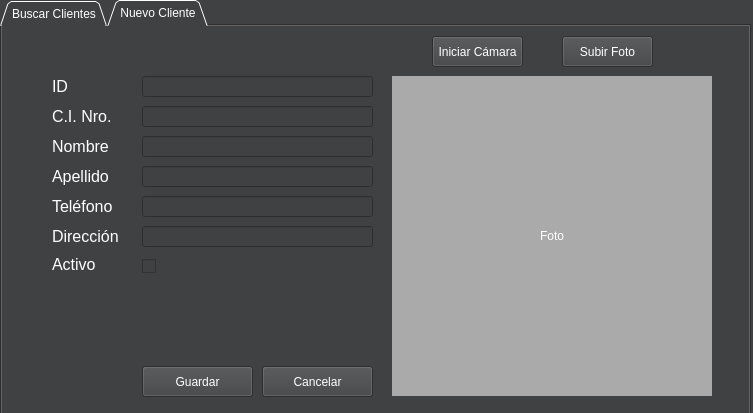
Old version of the form cliente.ui in the repository nbenitz/fece_reco.
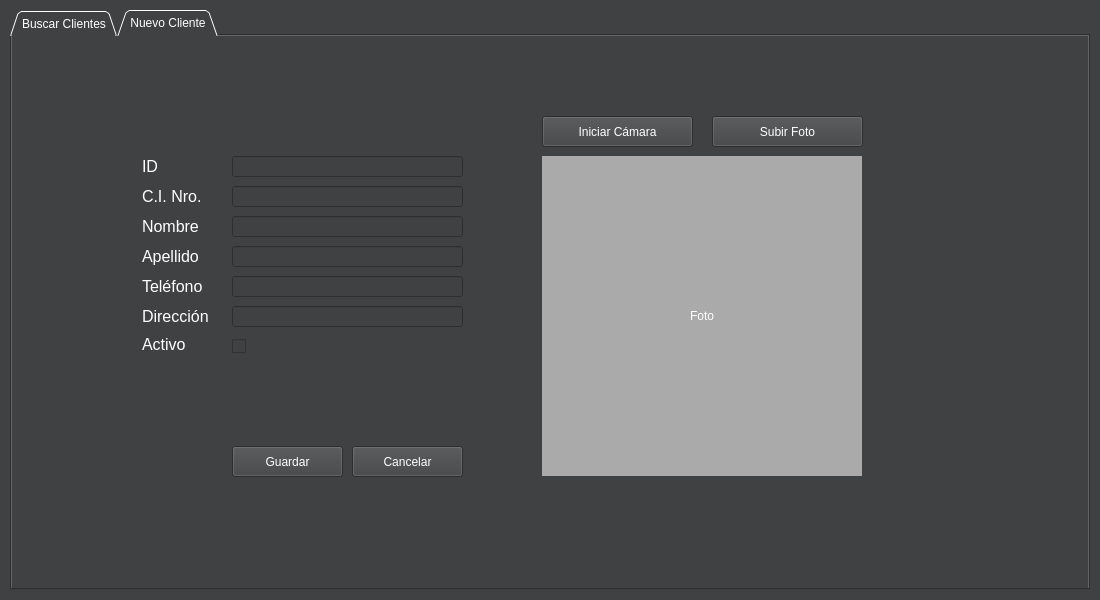
New version of the form. The open tabs and pages were chosen to show the change.

```diff
--- a/cliente.ui
+++ b/cliente.ui
@@ -6,8 +6,8 @@
    <rect>
     <x>0</x>
     <y>0</y>
-    <width>753</width>
-    <height>413</height>
+    <width>1100</width>
+    <height>600</height>
    </rect>
   </property>
   <property name="windowTitle">
@@ -20,10 +20,10 @@
   <widget class="QTabWidget" name="tabWidget">
    <property name="geometry">
     <rect>
-     <x>0</x>
-     <y>0</y>
-     <width>751</width>
-     <height>421</height>
+     <x>10</x>
+     <y>10</y>
+     <width>1080</width>
+     <height>580</height>
     </rect>
    </property>
    <property name="styleSheet">
@@ -198,8 +198,8 @@
     <widget class="QLabel" name="lblActivo">
      <property name="geometry">
       <rect>
-       <x>50</x>
-       <y>230</y>
+       <x>130</x>
+       <y>300</y>
        <width>61</width>
        <height>16</height>
       </rect>
@@ -216,8 +216,8 @@
     <widget class="QLabel" name="label_3">
      <property name="geometry">
       <rect>
-       <x>50</x>
-       <y>110</y>
+       <x>130</x>
+       <y>180</y>
        <width>71</width>
        <height>21</height>
       </rect>
@@ -234,8 +234,8 @@
     <widget class="QLabel" name="label_6">
      <property name="geometry">
       <rect>
-       <x>50</x>
-       <y>140</y>
+       <x>130</x>
+       <y>210</y>
        <width>71</width>
        <height>21</height>
       </rect>
@@ -252,8 +252,8 @@
     <widget class="QLabel" name="lblId">
      <property name="geometry">
       <rect>
-       <x>50</x>
-       <y>50</y>
+       <x>130</x>
+       <y>120</y>
        <width>81</width>
        <height>21</height>
       </rect>
@@ -270,8 +270,8 @@
     <widget class="QLineEdit" name="txtNombre">
      <property name="geometry">
       <rect>
-       <x>140</x>
-       <y>110</y>
+       <x>220</x>
+       <y>180</y>
        <width>231</width>
        <height>21</height>
       </rect>
@@ -285,8 +285,8 @@
     <widget class="QLineEdit" name="txtCI">
      <property name="geometry">
       <rect>
-       <x>140</x>
-       <y>80</y>
+       <x>220</x>
+       <y>150</y>
        <width>231</width>
        <height>21</height>
       </rect>
@@ -300,8 +300,8 @@
     <widget class="QLineEdit" name="txtId">
      <property name="geometry">
       <rect>
-       <x>140</x>
-       <y>50</y>
+       <x>220</x>
+       <y>120</y>
        <width>231</width>
        <height>21</height>
       </rect>
@@ -318,8 +318,8 @@
     <widget class="QLabel" name="label_2">
      <property name="geometry">
       <rect>
-       <x>50</x>
-       <y>80</y>
+       <x>130</x>
+       <y>150</y>
        <width>71</width>
        <height>21</height>
       </rect>
@@ -336,8 +336,8 @@
     <widget class="QCheckBox" name="chkActivo">
      <property name="geometry">
       <rect>
-       <x>140</x>
-       <y>230</y>
+       <x>220</x>
+       <y>300</y>
        <width>21</width>
        <height>21</height>
       </rect>
@@ -358,8 +358,8 @@
     <widget class="QLineEdit" name="txtApellido">
      <property name="geometry">
       <rect>
-       <x>140</x>
-       <y>140</y>
+       <x>220</x>
+       <y>210</y>
        <width>231</width>
        <height>21</height>
       </rect>
@@ -373,8 +373,8 @@
     <widget class="QLineEdit" name="txtTelefono">
      <property name="geometry">
       <rect>
-       <x>140</x>
-       <y>170</y>
+       <x>220</x>
+       <y>240</y>
        <width>231</width>
        <height>21</height>
       </rect>
@@ -388,8 +388,8 @@
     <widget class="QLabel" name="label_7">
      <property name="geometry">
       <rect>
-       <x>50</x>
-       <y>170</y>
+       <x>130</x>
+       <y>240</y>
        <width>71</width>
        <height>21</height>
       </rect>
@@ -406,8 +406,8 @@
     <widget class="QLineEdit" name="txtDireccion">
      <property name="geometry">
       <rect>
-       <x>140</x>
-       <y>200</y>
+       <x>220</x>
+       <y>270</y>
        <width>231</width>
        <height>21</height>
       </rect>
@@ -421,8 +421,8 @@
     <widget class="QLabel" name="label_8">
      <property name="geometry">
       <rect>
-       <x>50</x>
-       <y>200</y>
+       <x>130</x>
+       <y>270</y>
        <width>81</width>
        <height>21</height>
       </rect>
@@ -439,8 +439,8 @@
     <widget class="QPushButton" name="btnGuardar">
      <property name="geometry">
       <rect>
-       <x>140</x>
-       <y>340</y>
+       <x>220</x>
+       <y>410</y>
        <width>111</width>
        <height>31</height>
       </rect>
@@ -452,8 +452,8 @@
     <widget class="QPushButton" name="btnCancelar">
      <property name="geometry">
       <rect>
-       <x>260</x>
-       <y>340</y>
+       <x>340</x>
+       <y>410</y>
        <width>111</width>
        <height>31</height>
       </rect>
@@ -465,8 +465,8 @@
     <widget class="QLabel" name="lblFoto">
      <property name="geometry">
       <rect>
-       <x>390</x>
-       <y>50</y>
+       <x>530</x>
+       <y>120</y>
        <width>320</width>
        <height>320</height>
       </rect>
@@ -484,9 +484,9 @@
     <widget class="QPushButton" name="btnCamara">
      <property name="geometry">
       <rect>
-       <x>430</x>
-       <y>10</y>
-       <width>91</width>
+       <x>530</x>
+       <y>80</y>
+       <width>151</width>
        <height>31</height>
       </rect>
      </property>
@@ -497,9 +497,9 @@
     <widget class="QPushButton" name="btnSubir">
      <property name="geometry">
       <rect>
-       <x>560</x>
-       <y>10</y>
-       <width>91</width>
+       <x>700</x>
+       <y>80</y>
+       <width>151</width>
        <height>31</height>
       </rect>
      </property>
```
Left out of the diff: 10 changed lines with no effect on the pictures.
